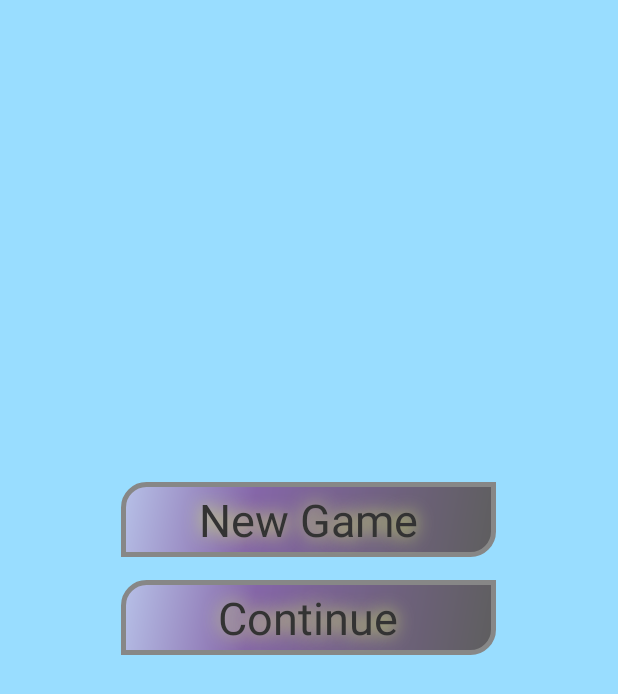
After one commit to philbrookes/android-3d, an Android app: the layout activity_main_menu.xml on its own in the app's theme, with its tools: preview values and no code run, on a phone screen of 412 x 824 dp. The commit adds this screen. Shown: the top 694 px of the screen. Run offline under Robolectric (Android 15) with nearby library versions, the phone set to English and light mode, and no system bars.

Commit message:
touch 3d and entry menu

```diff
--- a/app/build.gradle
+++ b/app/build.gradle
@@ -22,6 +22,7 @@ dependencies {
     implementation fileTree(include: ['*.jar'], dir: 'libs')
     implementation 'com.android.support:appcompat-v7:28.0.0-alpha3'
     implementation 'com.android.support.constraint:constraint-layout:1.1.2'
+    implementation 'com.android.support:support-v4:28.0.0'
     testImplementation 'junit:junit:4.12'
     androidTestImplementation 'com.android.support.test:runner:1.0.2'
     androidTestImplementation 'com.android.support.test.espresso:espresso-core:3.0.2'
--- a/app/src/main/AndroidManifest.xml
+++ b/app/src/main/AndroidManifest.xml
@@ -10,6 +10,12 @@
         android:supportsRtl="true"
         android:theme="@android:style/Theme.NoTitleBar.Fullscreen">
         <activity android:name=".App">
+        </activity>
+        <activity
+            android:name=".MainMenu"
+            android:configChanges="orientation|keyboardHidden|screenSize"
+            android:label="@string/title_activity_main_menu"
+            android:theme="@style/FullscreenTheme">
             <intent-filter>
                 <action android:name="android.intent.action.MAIN" />
 
--- /dev/null
+++ b/app/src/main/res/drawable-v24/buttonshape.xml
@@ -0,0 +1,31 @@
+<?xml version="1.0" encoding="utf-8"?>
+<shape xmlns:android="http://schemas.android.com/apk/res/android" android:shape="rectangle" >
+    <corners
+        android:topLeftRadius="15dp"
+        android:topRightRadius="0dp"
+        android:bottomLeftRadius="0dp"
+        android:bottomRightRadius="15dp"
+        />
+    <gradient
+        android:angle="315"
+        android:centerX="35%"
+        android:centerColor="#8566A8"
+        android:startColor="#B7C1E8"
+        android:endColor="#5E5E5E"
+        android:type="linear"
+        />
+    <padding
+        android:left="0dp"
+        android:top="0dp"
+        android:right="0dp"
+        android:bottom="0dp"
+        />
+    <size
+        android:width="250dp"
+        android:height="50dp"
+        />
+    <stroke
+        android:width="3dp"
+        android:color="#878787"
+        />
+</shape>
--- /dev/null
+++ b/app/src/main/res/layout/activity_main_menu.xml
@@ -0,0 +1,41 @@
+<?xml version="1.0" encoding="utf-8"?>
+<FrameLayout xmlns:android="http://schemas.android.com/apk/res/android"
+    xmlns:tools="http://schemas.android.com/tools"
+    android:layout_width="match_parent"
+    android:layout_height="match_parent"
+    android:background="#99ddff"
+    tools:context=".MainMenu">
+    <FrameLayout
+        android:layout_width="match_parent"
+        android:layout_height="match_parent"
+        android:fitsSystemWindows="true">
+        <Button
+            android:id="@+id/new_game_button"
+            android:text="@string/new_game"
+            android:textColor="#333333"
+            android:textSize="30sp"
+            android:layout_width="250dp"
+            android:layout_height="50dp"
+            android:background="@drawable/buttonshape"
+            android:shadowColor="#D7ED68"
+            android:shadowDx="0"
+            android:shadowDy="0"
+            android:shadowRadius="15"
+            android:layout_gravity="center"
+            android:layout_marginTop="-65dp"/>
+        <Button
+            android:id="@+id/continue_button"
+            android:text="@string/continue_game"
+            android:textColor="#333333"
+            android:textSize="30sp"
+            android:layout_width="250dp"
+            android:layout_height="50dp"
+            android:background="@drawable/buttonshape"
+            android:shadowColor="#D7ED68"
+            android:shadowDx="0"
+            android:shadowDy="0"
+            android:shadowRadius="15"
+            android:layout_gravity="center"/>
+    </FrameLayout>
+
+</FrameLayout>
--- a/app/src/main/res/values/colors.xml
+++ b/app/src/main/res/values/colors.xml
@@ -3,4 +3,6 @@
     <color name="colorPrimary">#3F51B5</color>
     <color name="colorPrimaryDark">#303F9F</color>
     <color name="colorAccent">#FF4081</color>
+
+    <color name="black_overlay">#66000000</color>
 </resources>
--- a/app/src/main/res/values/strings.xml
+++ b/app/src/main/res/values/strings.xml
@@ -1,3 +1,8 @@
 <resources>
     <string name="app_name">Game</string>
+
+    <string name="title_activity_main_menu">Color Slide</string>
+    <string name="new_game">New Game</string>
+    <string name="continue_game">Continue</string>
+    <string name="hi_score">Hi-Score</string>
 </resources>
--- a/app/src/main/res/values/styles.xml
+++ b/app/src/main/res/values/styles.xml
@@ -8,4 +8,16 @@
         <item name="colorAccent">@color/colorAccent</item>
     </style>
 
+    <style name="FullscreenTheme" parent="@android:style/Theme.NoTitleBar.Fullscreen">
+        <item name="android:actionBarStyle">@style/FullscreenActionBarStyle</item>
+        <item name="android:windowActionBarOverlay">true</item>
+        <item name="android:windowBackground">@null</item>
+        <item name="metaButtonBarStyle">?android:attr/buttonBarStyle</item>
+        <item name="metaButtonBarButtonStyle">?android:attr/buttonBarButtonStyle</item>
+    </style>
+
+    <style name="FullscreenActionBarStyle" parent="android:Widget.Holo.ActionBar">
+        <item name="android:background">@color/black_overlay</item>
+    </style>
+
 </resources>
```
Also changed, not shown: app/src/main/java/pbrookes/philthi/game/AppRenderer.java (+11 -1 lines), app/src/main/java/pbrookes/philthi/game/MainMenu.java (added, +33 -0 lines), app/src/main/res/values/attrs.xml (added, +12 -0 lines).
